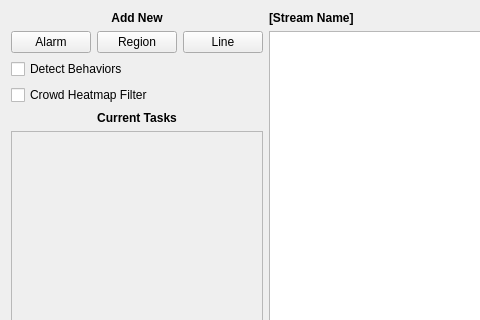
Qt form visionapp/client/ui/dialogs/task_configuration/task_configuration.ui (aotuai/brainframe-qt) before a commit; both pictures show x 0 to 480 and y 0 to 320 of the 843 by 503 pixel window.
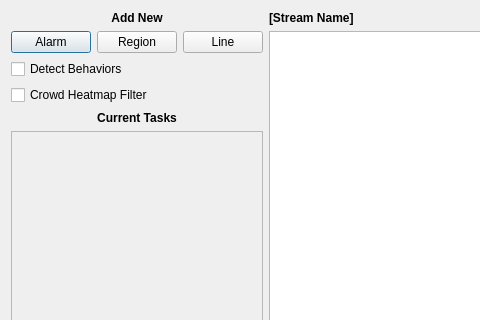
The same form after that commit. Custom widgets are drawn as their Qt base class.

Commit message: Task Config button now ties expanded video to task configuration dialog

Diff of the .ui file:
```diff
--- a/visionapp/client/ui/dialogs/task_configuration/task_configuration.ui
+++ b/visionapp/client/ui/dialogs/task_configuration/task_configuration.ui
@@ -1,7 +1,7 @@
 <?xml version="1.0" encoding="UTF-8"?>
 <ui version="4.0">
  <class>TaskConfiguration</class>
- <widget class="QWidget" name="TaskConfiguration">
+ <widget class="QDialog" name="TaskConfiguration">
   <property name="geometry">
    <rect>
     <x>0</x>
```
The commit also changes 4 other files.
